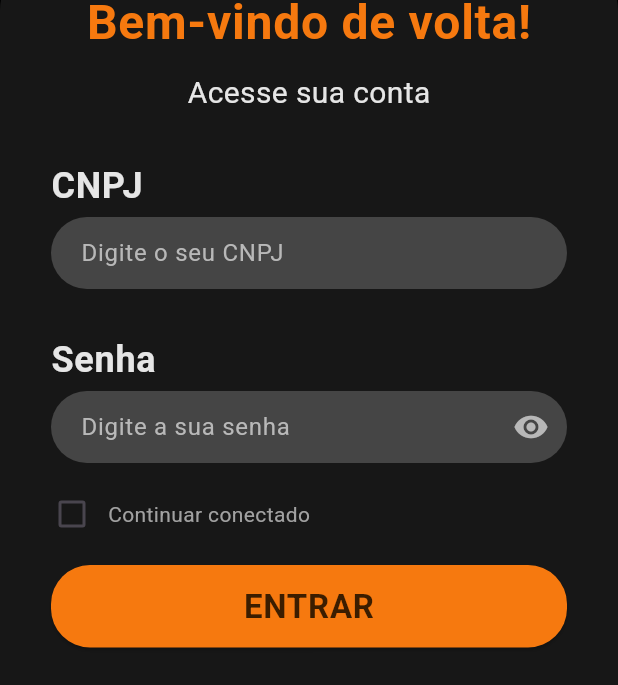
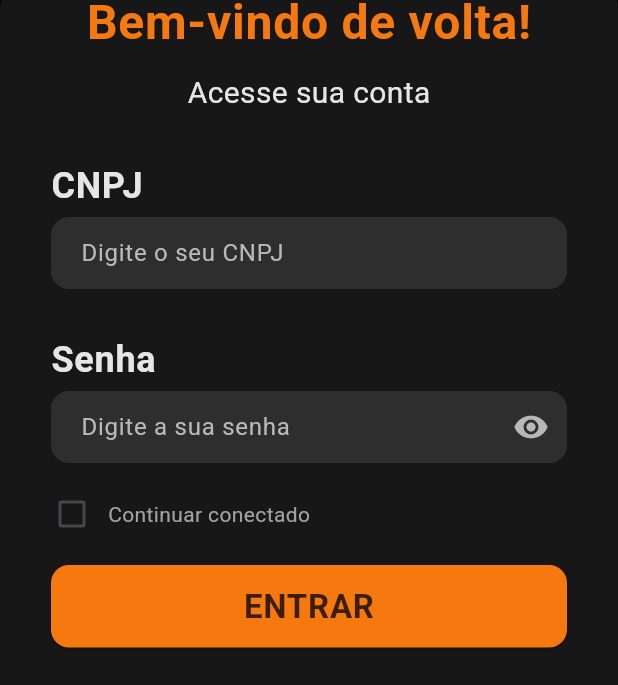
Before and after one commit to joaopaulo-bernucio/sophos_kodiak, a Flutter app: the screen it shows after launch, on a phone screen of 412 x 824 dp, the part 551-1236 px from its top. Run offline on Flutter 3.47's test engine with Material 3 defaults, Android fonts, the light colour scheme and no system bars; our stand-ins replace fl_chart, logger, shared_preferences.

Commit message:
v0.43 - Refatoração das cores de fundo e elementos na UI para melhorar a consistência visual, substituindo AppColors.surface por AppColors.background e ajustando dimensões de borda.

```diff
--- a/mobile/lib/constants/app_constants.dart
+++ b/mobile/lib/constants/app_constants.dart
@@ -5,8 +5,7 @@ class AppColors {
   static const Color primaryDark = Color(0xFF3B1D00);
 
   static const Color background = Color(0xFF171717);
-  static const Color surface = Color(0xFF171717);
-  static const Color surfaceLight = Color(0xFF454545);
+  static const Color elementsBackground = Color(0xFF2E2E2E);
 
   static const Color textPrimary = Color(0xFFE6E6E6);
   static const Color textSecondary = Color(0xFFA1A1A1);
@@ -18,7 +17,6 @@ class AppColors {
   static const Color buttonSendDisabled = Color(0xFF454545);
   static const Color buttonAttachBackground = Color(0xFF454545);
   static const Color buttonAttachIcon = Color(0xFFCECECE);
-  static const Color suggestionCardBackground = Color(0xFF2E2E2E);
 
   static const Color error = Color(0xFFFF3333);
   static const Color success = Color(0xFF4CAF50);
@@ -89,11 +87,7 @@ class AppDimensions {
   static const double paddingSmall = 8.0;
   static const double paddingMedium = 16.0;
   static const double paddingLarge = 24.0;
-  static const double paddingExtraLarge = 32.0;
 
-  static const double borderRadius = 26.0;
-
-  static const double buttonHeight = 48.0;
-  static const double inputHeight = 56.0;
-  static const double logoHeight = 250.0;
+  static const double borderRadius = 24.0;
+  static const double borderRadiusLogin = 12.0;
 }
--- a/mobile/lib/pages/login_page.dart
+++ b/mobile/lib/pages/login_page.dart
@@ -225,10 +225,7 @@ class _HeaderSection extends StatelessWidget {
     return Column(
       children: [
         const Text('SOPHOS KODIAK', style: AppTextStyles.title),
-        Image.asset(
-          'assets/images/sophos_kodiak_logo.png',
-          height: AppDimensions.logoHeight,
-        ),
+        Image.asset('assets/images/sophos_kodiak_logo.png', height: 250.0),
         const SizedBox(height: 20),
         const Text('Bem-vindo de volta!', style: AppTextStyles.subtitle),
         const SizedBox(height: 10),
@@ -337,9 +334,11 @@ class _CustomTextField extends StatelessWidget {
               hintText: hintText,
               hintStyle: AppTextStyles.inputHint,
               filled: true,
-              fillColor: AppColors.surfaceLight,
+              fillColor: AppColors.elementsBackground,
               border: OutlineInputBorder(
-                borderRadius: BorderRadius.circular(AppDimensions.borderRadius),
+                borderRadius: BorderRadius.circular(
+                  AppDimensions.borderRadiusLogin,
+                ),
                 borderSide: BorderSide.none,
               ),
               contentPadding: const EdgeInsets.symmetric(
@@ -373,7 +372,7 @@ class _ActionSection extends StatelessWidget {
                 padding: const EdgeInsets.symmetric(vertical: 12),
                 shape: RoundedRectangleBorder(
                   borderRadius: BorderRadius.circular(
-                    AppDimensions.borderRadius,
+                    AppDimensions.borderRadiusLogin,
                   ),
                 ),
               ),
@@ -401,9 +400,9 @@ class _PreferredNameDialog extends StatelessWidget {
   @override
   Widget build(BuildContext context) {
     return AlertDialog(
-      backgroundColor: AppColors.surface,
+      backgroundColor: AppColors.background,
       shape: RoundedRectangleBorder(
-        borderRadius: BorderRadius.circular(AppDimensions.borderRadius),
+        borderRadius: BorderRadius.circular(AppDimensions.borderRadiusLogin),
       ),
       title: const Text(
         'Nome Preferido',
@@ -439,9 +438,9 @@ class _ErrorDialog extends StatelessWidget {
   @override
   Widget build(BuildContext context) {
     return AlertDialog(
-      backgroundColor: AppColors.surface,
+      backgroundColor: AppColors.background,
       shape: RoundedRectangleBorder(
-        borderRadius: BorderRadius.circular(AppDimensions.borderRadius),
+        borderRadius: BorderRadius.circular(AppDimensions.borderRadiusLogin),
       ),
       title: const Text('Erro', style: TextStyle(color: AppColors.textPrimary)),
       content: Text(
--- a/mobile/lib/pages/settings_page.dart
+++ b/mobile/lib/pages/settings_page.dart
@@ -207,11 +207,7 @@ class _SettingsPageState extends State<SettingsPage> {
   }
 
   Widget _buildDivider() {
-    return const Divider(
-      color: AppColors.surfaceLight,
-      height: 1.0,
-      thickness: 1.0,
-    );
+    return const Divider(color: Color(0xFF8A8A8A), height: 1.0, thickness: 1.0);
   }
 
   Widget _buildActionsSection() {
```
Also changed, not shown: mobile/lib/pages/charts_page.dart (+4 -4 lines), mobile/lib/pages/chatbot_page.dart (+19 -10 lines), mobile/lib/pages/home_page.dart (+6 -6 lines), 4 other files.
